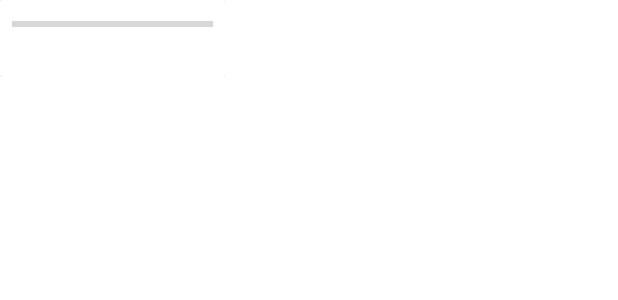
After one commit to matteocolazilli/VeloxApp, an Android app: the layout dialog_progress.xml on its own in the app's theme, with its tools: preview values and no code run, on a phone screen of 412 x 824 dp. The commit adds this screen. Shown: the top 300 px of the screen. Run offline under Robolectric (Android 15) with nearby library versions, the phone set to English and light mode, and no system bars.

Commit message:
add DialogProgress

```diff
--- a/app/src/main/java/it/univaq/veloxapp/fragments/MapFragment.java
+++ b/app/src/main/java/it/univaq/veloxapp/fragments/MapFragment.java
@@ -90,7 +90,7 @@ public class MapFragment extends Fragment implements OnMapReadyCallback, Locatio
 
                     Bundle bundle = new Bundle();
                     bundle.putSerializable("autovelox", autovelox);
-                    Navigation.findNavController(MapFragment.this.requireView()).navigate(R.id.action_navMap_to_detailActivity);
+                    Navigation.findNavController(MapFragment.this.requireView()).navigate(R.id.action_navMap_to_detailActivity, bundle);
                     return true;
                 }
                 return false;
@@ -126,7 +126,7 @@ public class MapFragment extends Fragment implements OnMapReadyCallback, Locatio
                 l.setLatitude(autovelox.getLatitude());
                 l.setLongitude(autovelox.getLongitude());
 
-                if (l.distanceTo(location) > 10000) continue;
+                if (l.distanceTo(location) > 100000) continue;
 
                 MarkerOptions options = new MarkerOptions();
                 options.title(autovelox.getAddress());
--- /dev/null
+++ b/app/src/main/res/layout/dialog_progress.xml
@@ -0,0 +1,35 @@
+<?xml version="1.0" encoding="utf-8"?>
+<LinearLayout xmlns:android="http://schemas.android.com/apk/res/android"
+    xmlns:app="http://schemas.android.com/apk/res-auto"
+    android:layout_width="wrap_content"
+    android:layout_height="wrap_content">
+
+    <androidx.cardview.widget.CardView
+        android:layout_width="wrap_content"
+        android:layout_height="wrap_content">
+
+        <LinearLayout
+            android:layout_width="wrap_content"
+            android:layout_height="wrap_content"
+            android:minWidth="150dp"
+            android:padding="8dp"
+            android:orientation="vertical">
+
+            <ProgressBar
+                android:id="@+id/progressBar"
+                android:layout_width="match_parent"
+                android:layout_height="wrap_content"
+                android:indeterminate="false"
+                style="@style/Widget.AppCompat.ProgressBar.Horizontal"
+                android:progress="0"/>
+            <TextView
+                android:id="@+id/textText"
+                android:layout_width="match_parent"
+                android:layout_height="wrap_content"
+                android:gravity="center"/>
+
+        </LinearLayout>
+
+    </androidx.cardview.widget.CardView>
+
+</LinearLayout>
```
Also changed, not shown: app/src/main/java/it/univaq/veloxapp/fragments/DialogProgress.java (added, +42 -0 lines), app/src/main/java/it/univaq/veloxapp/fragments/ListFragment.java (+14 -2 lines).
